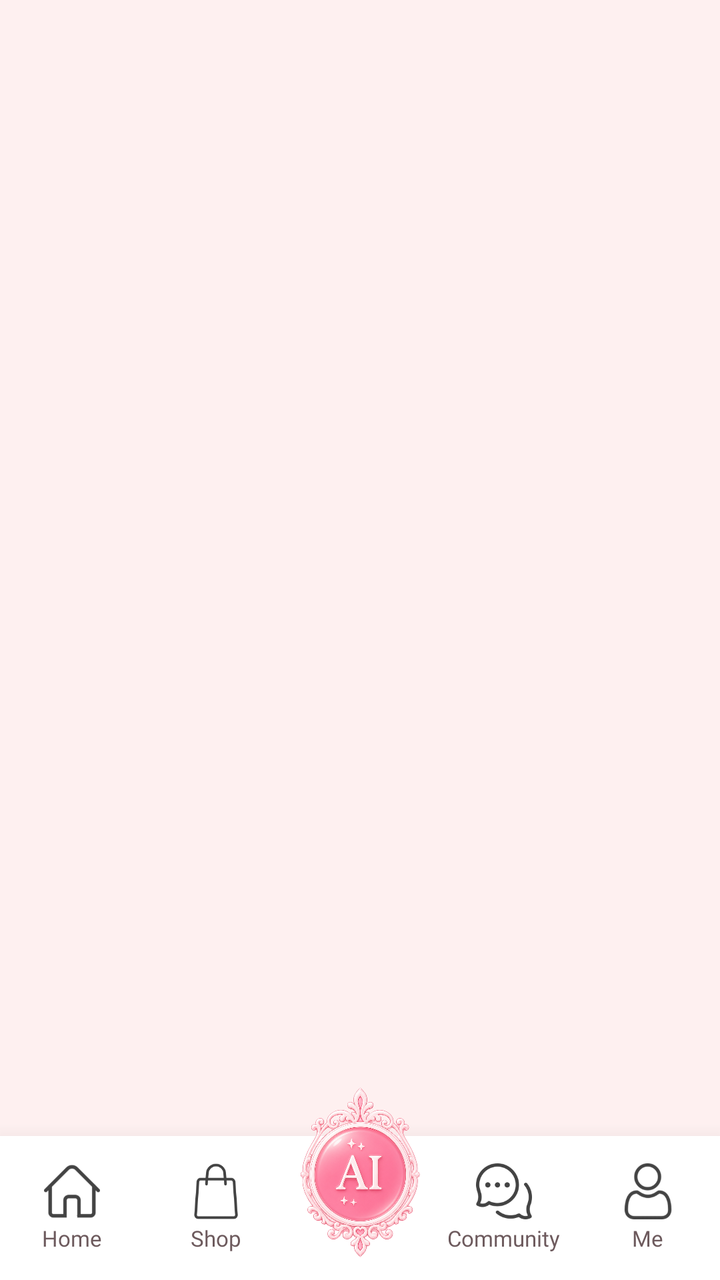
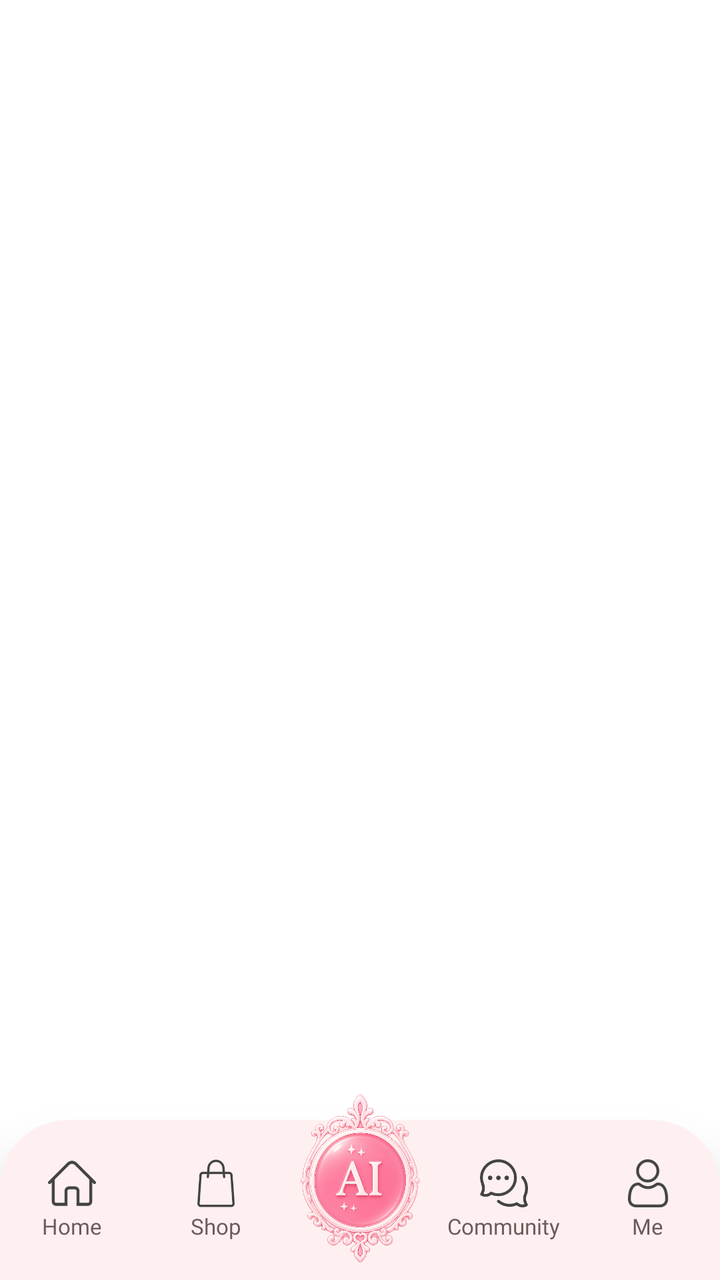

Before-and-after screenshots of an Android layout around one commit, followed by the original layout XML and the change that was made.
<!-- AndroidManifest.xml: application theme Theme.Group6 -->
<!-- res/layout/activity_main.xml -->
<?xml version="1.0" encoding="utf-8"?>
<androidx.constraintlayout.widget.ConstraintLayout xmlns:android="http://schemas.android.com/apk/res/android"
    xmlns:app="http://schemas.android.com/apk/res-auto"
    xmlns:tools="http://schemas.android.com/tools"
    android:layout_width="match_parent"
    android:layout_height="match_parent"
    android:clipChildren="false"
    android:clipToPadding="false"
    android:background="@color/md_theme_light_background">

    
    <FrameLayout
        android:id="@+id/fragment_container"
        android:layout_width="match_parent"
        android:layout_height="0dp"
        app:layout_constraintBottom_toTopOf="@id/bottom_nav_container"
        app:layout_constraintTop_toTopOf="parent" />

    
    <androidx.constraintlayout.widget.ConstraintLayout
        android:id="@+id/bottom_nav_container"
        android:layout_width="match_parent"
        android:layout_height="72dp"
        android:background="@color/white"
        android:clipChildren="false"
        android:clipToPadding="false"
        android:elevation="16dp"
        app:layout_constraintBottom_toBottomOf="parent">

        
        <LinearLayout
            android:layout_width="match_parent"
            android:layout_height="match_parent"
            android:baselineAligned="false"
            android:clipChildren="false"
            android:clipToPadding="false"
            android:orientation="horizontal"
            android:weightSum="5">

            
            <LinearLayout
                android:id="@+id/nav_home"
                android:layout_width="0dp"
                android:layout_height="match_parent"
                android:layout_weight="1"
                android:gravity="center"
                android:orientation="vertical">

                <ImageButton
                    android:id="@+id/iv_home"
                    android:layout_width="28dp"
                    android:layout_height="28dp"
                    android:background="?attr/selectableItemBackgroundBorderless"
                    android:contentDescription="@string/nav_home"
                    android:scaleType="centerInside"
                    android:src="@drawable/ic_home_border" />

                <TextView
                    android:id="@+id/tv_home"
                    android:layout_width="wrap_content"
                    android:layout_height="wrap_content"
                    android:layout_marginTop="2dp"
                    android:fontFamily="@font/poppins_regular"
                    android:text="@string/nav_home"
                    android:textColor="@color/nav_text_selector"
                    android:textSize="11sp" />
            </LinearLayout>

            
            <LinearLayout
                android:id="@+id/nav_shop"
                android:layout_width="0dp"
                android:layout_height="match_parent"
                android:layout_weight="1"
                android:gravity="center"
                android:orientation="vertical">

                <ImageButton
                    android:id="@+id/iv_shop"
                    android:layout_width="28dp"
                    android:layout_height="28dp"
                    android:background="?attr/selectableItemBackgroundBorderless"
                    android:contentDescription="@string/nav_shop"
                    android:scaleType="centerInside"
                    android:src="@drawable/ic_shop_border" />

                <TextView
                    android:id="@+id/tv_shop"
                    android:layout_width="wrap_content"
                    android:layout_height="wrap_content"
                    android:layout_marginTop="2dp"
                    android:fontFamily="@font/poppins_regular"
                    android:text="@string/nav_shop"
                    android:textColor="@color/nav_text_selector"
                    android:textSize="11sp" />
            </LinearLayout>

            
            <FrameLayout
                android:id="@+id/ai_button_container"
                android:layout_width="0dp"
                android:layout_height="match_parent"
                android:layout_weight="1"
                android:clipChildren="false"
                android:clipToPadding="false">

                <ImageButton
                    android:id="@+id/btn_ai"
                    android:layout_width="105dp"
                    android:layout_height="105dp"
                    android:layout_marginBottom="15dp"
                    android:background="?attr/selectableItemBackgroundBorderless"
                    android:contentDescription="@string/nav_ai"
                    android:layout_gravity="center"
                    android:elevation="6dp"
                    android:scaleType="centerInside"
                    android:src="@drawable/ic_ai" />
            </FrameLayout>

            
            <LinearLayout
                android:id="@+id/nav_community"
                android:layout_width="0dp"
                android:layout_height="match_parent"
                android:layout_weight="1"
                android:gravity="center"
                android:orientation="vertical">

                <ImageButton
                    android:id="@+id/iv_community"
                    android:layout_width="28dp"
                    android:layout_height="28dp"
                    android:background="?attr/selectableItemBackgroundBorderless"
                    android:contentDescription="@string/nav_community"
                    android:scaleType="centerInside"
                    android:src="@drawable/ic_community_border" />

                <TextView
                    android:id="@+id/tv_community"
                    android:layout_width="wrap_content"
                    android:layout_height="wrap_content"
                    android:layout_marginTop="2dp"
                    android:fontFamily="@font/poppins_regular"
                    android:text="@string/nav_community"
                    android:textColor="@color/nav_text_selector"
                    android:textSize="11sp" />
            </LinearLayout>

            
            <LinearLayout
                android:id="@+id/nav_me"
                android:layout_width="0dp"
                android:layout_height="match_parent"
                android:layout_weight="1"
                android:gravity="center"
                android:orientation="vertical">

                <ImageButton
                    android:id="@+id/iv_me"
                    android:layout_width="28dp"
                    android:layout_height="28dp"
                    android:background="?attr/selectableItemBackgroundBorderless"
                    android:contentDescription="@string/nav_me"
                    android:scaleType="centerInside"
                    android:src="@drawable/ic_me_border" />

                <TextView
                    android:id="@+id/tv_me"
                    android:layout_width="wrap_content"
                    android:layout_height="wrap_content"
                    android:layout_marginTop="2dp"
                    android:fontFamily="@font/poppins_regular"
                    android:text="@string/nav_me"
                    android:textColor="@color/nav_text_selector"
                    android:textSize="11sp" />
            </LinearLayout>

        </LinearLayout>

    </androidx.constraintlayout.widget.ConstraintLayout>

</androidx.constraintlayout.widget.ConstraintLayout>
<!-- resources referenced by this layout -->
<resources>
  <color name="md_theme_light_background">#FEF0F0</color>
  <color name="white">#FFFFFF</color>
  <!-- drawable ic_ai: png bitmap (drawable, 926488 bytes) -->
  <!-- drawable ic_community_border: png bitmap (drawable, 6355 bytes) -->
  <!-- drawable ic_home_border: png bitmap (drawable, 4703 bytes) -->
  <!-- drawable ic_me_border: png bitmap (drawable, 8089 bytes) -->
  <!-- drawable ic_shop_border: png bitmap (drawable, 3120 bytes) -->
  <string name="nav_ai">AI</string>
  <string name="nav_community">Community</string>
  <string name="nav_home">Home</string>
  <string name="nav_me">Me</string>
  <string name="nav_shop">Shop</string>
  <style name="Theme.Group6" parent="Base.Theme.Group6" />
  <style name="Base.Theme.Group6" parent="Theme.Material3.DayNight.NoActionBar">
          
          
      </style>
</resources>

<!-- the commit's change to res/layout/activity_main.xml (unified diff, before → after) -->
@@ -6,7 +6,7 @@
     android:layout_height="match_parent"
     android:clipChildren="false"
     android:clipToPadding="false"
-    android:background="@color/md_theme_light_background">
+    android:background="@color/md_theme_light_onPrimary">
 
     
     <FrameLayout
@@ -14,18 +14,18 @@
         android:layout_width="match_parent"
         android:layout_height="0dp"
         app:layout_constraintBottom_toTopOf="@id/bottom_nav_container"
-        app:layout_constraintTop_toTopOf="parent" />
+        app:layout_constraintTop_toTopOf="parent"/>
 
     
     <androidx.constraintlayout.widget.ConstraintLayout
         android:id="@+id/bottom_nav_container"
         android:layout_width="match_parent"
-        android:layout_height="72dp"
-        android:background="@color/white"
+        android:layout_height="80dp"
         android:clipChildren="false"
         android:clipToPadding="false"
         android:elevation="16dp"
-        app:layout_constraintBottom_toBottomOf="parent">
+        app:layout_constraintBottom_toBottomOf="parent"
+        android:background="@drawable/bg_bottom_navigation_bar">
 
         
         <LinearLayout
@@ -48,8 +48,8 @@
 
                 <ImageButton
                     android:id="@+id/iv_home"
-                    android:layout_width="28dp"
-                    android:layout_height="28dp"
+                    android:layout_width="24dp"
+                    android:layout_height="24dp"
                     android:background="?attr/selectableItemBackgroundBorderless"
                     android:contentDescription="@string/nav_home"
                     android:scaleType="centerInside"
@@ -77,8 +77,8 @@
 
                 <ImageButton
                     android:id="@+id/iv_shop"
-                    android:layout_width="28dp"
-                    android:layout_height="28dp"
+                    android:layout_width="24dp"
+                    android:layout_height="24dp"
                     android:background="?attr/selectableItemBackgroundBorderless"
                     android:contentDescription="@string/nav_shop"
                     android:scaleType="centerInside"
@@ -108,7 +108,7 @@
                     android:id="@+id/btn_ai"
                     android:layout_width="105dp"
                     android:layout_height="105dp"
-                    android:layout_marginBottom="15dp"
+                    android:layout_marginBottom="8dp"
                     android:background="?attr/selectableItemBackgroundBorderless"
                     android:contentDescription="@string/nav_ai"
                     android:layout_gravity="center"
@@ -128,8 +128,8 @@
 
                 <ImageButton
                     android:id="@+id/iv_community"
-                    android:layout_width="28dp"
-                    android:layout_height="28dp"
+                    android:layout_width="24dp"
+                    android:layout_height="24dp"
                     android:background="?attr/selectableItemBackgroundBorderless"
                     android:contentDescription="@string/nav_community"
                     android:scaleType="centerInside"
@@ -157,8 +157,8 @@
 
                 <ImageButton
                     android:id="@+id/iv_me"
-                    android:layout_width="28dp"
-                    android:layout_height="28dp"
+                    android:layout_width="24dp"
+                    android:layout_height="24dp"
                     android:background="?attr/selectableItemBackgroundBorderless"
                     android:contentDescription="@string/nav_me"
                     android:scaleType="centerInside"
<!-- resource entries referenced after the edit -->
@@ -1,7 +1,18 @@
 <!-- resources referenced by this layout -->
 <resources>
+  <color name="md_theme_light_onPrimary">#FFFFFF</color>
+  <!-- drawable bg_bottom_navigation_bar (drawable) -->
+  <?xml version="1.0" encoding="utf-8"?>
+  <shape xmlns:android="http://schemas.android.com/apk/res/android"
+      android:shape="rectangle">
+      <solid android:color="@color/md_theme_light_background" />
+      <corners
+          android:topLeftRadius="34dp"
+          android:topRightRadius="34dp"
+          android:bottomLeftRadius="0dp"
+          android:bottomRightRadius="0dp" />
+  </shape>
   <color name="md_theme_light_background">#FEF0F0</color>
-  <color name="white">#FFFFFF</color>
   <!-- drawable ic_ai: png bitmap (drawable, 926488 bytes) -->
   <!-- drawable ic_community_border: png bitmap (drawable, 6355 bytes) -->
   <!-- drawable ic_home_border: png bitmap (drawable, 4703 bytes) -->
